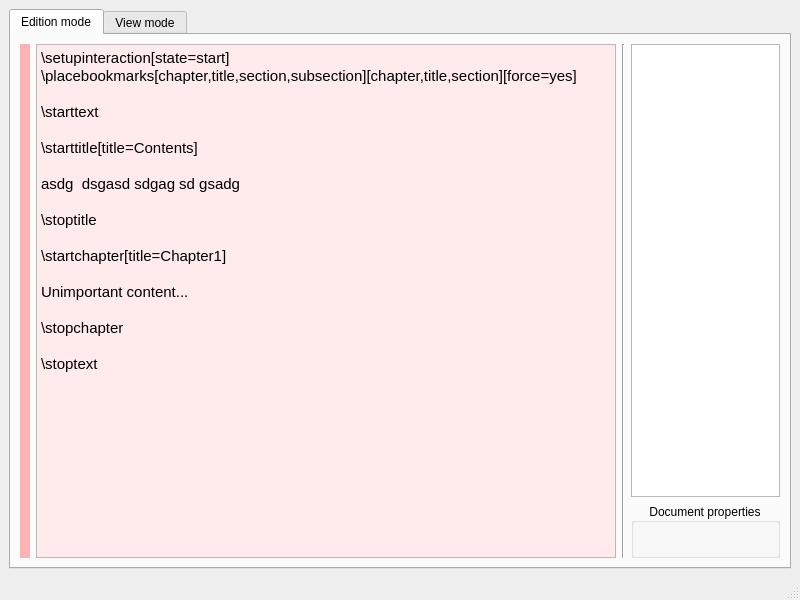
Old version of the form src/frontend/ui/editor.ui in the repository Jonsba/joed.
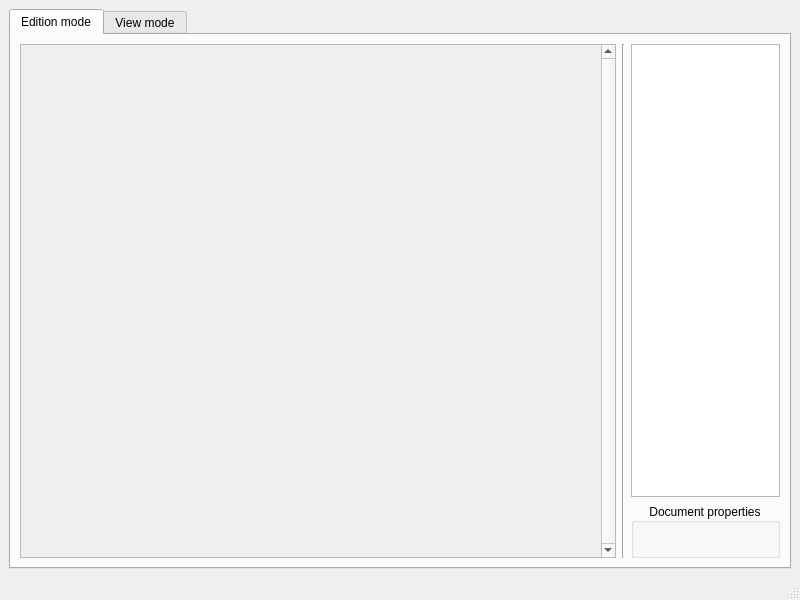
New version of the form.

Commit message:
Read def file to produce the corresponding layout in the UI
Currently only a document with a paragraph was implemented and tested

```diff
--- a/src/frontend/ui/editor.ui
+++ b/src/frontend/ui/editor.ui
@@ -26,165 +26,38 @@
        </attribute>
        <layout class="QHBoxLayout" name="horizontalLayout_13" stretch="4,1,1">
         <item>
-         <layout class="QHBoxLayout" name="horizontalLayout_2">
+         <layout class="QVBoxLayout" name="verticalLayout_4">
           <item>
-           <widget class="QLabel" name="label_5">
-            <property name="minimumSize">
-             <size>
-              <width>10</width>
-              <height>0</height>
-             </size>
+           <widget class="QScrollArea" name="scrollArea">
+            <property name="verticalScrollBarPolicy">
+             <enum>Qt::ScrollBarAlwaysOn</enum>
             </property>
-            <property name="maximumSize">
-             <size>
-              <width>10</width>
-              <height>16777215</height>
-             </size>
+            <property name="horizontalScrollBarPolicy">
+             <enum>Qt::ScrollBarAlwaysOff</enum>
             </property>
-            <property name="palette">
-             <palette>
-              <active>
-               <colorrole role="Base">
-                <brush brushstyle="SolidPattern">
-                 <color alpha="255">
-                  <red>252</red>
-                  <green>252</green>
-                  <blue>252</blue>
-                 </color>
-                </brush>
-               </colorrole>
-               <colorrole role="Window">
-                <brush brushstyle="SolidPattern">
-                 <color alpha="255">
-                  <red>255</red>
-                  <green>178</green>
-                  <blue>178</blue>
-                 </color>
-                </brush>
-               </colorrole>
-              </active>
-              <inactive>
-               <colorrole role="Base">
-                <brush brushstyle="SolidPattern">
-                 <color alpha="255">
-                  <red>252</red>
-                  <green>252</green>
-                  <blue>252</blue>
-                 </color>
-                </brush>
-               </colorrole>
-               <colorrole role="Window">
-                <brush brushstyle="SolidPattern">
-                 <color alpha="255">
-                  <red>255</red>
-                  <green>178</green>
-                  <blue>178</blue>
-                 </color>
-                </brush>
-               </colorrole>
-              </inactive>
-              <disabled>
-               <colorrole role="Base">
-                <brush brushstyle="SolidPattern">
-                 <color alpha="255">
-                  <red>255</red>
-                  <green>178</green>
-                  <blue>178</blue>
-                 </color>
-                </brush>
-               </colorrole>
-               <colorrole role="Window">
-                <brush brushstyle="SolidPattern">
-                 <color alpha="255">
-                  <red>255</red>
-                  <green>178</green>
-                  <blue>178</blue>
-                 </color>
-                </brush>
-               </colorrole>
-              </disabled>
-             </palette>
+            <property name="sizeAdjustPolicy">
+             <enum>QAbstractScrollArea::AdjustToContents</enum>
             </property>
-            <property name="autoFillBackground">
+            <property name="widgetResizable">
              <bool>true</bool>
             </property>
-            <property name="frameShape">
-             <enum>QFrame::NoFrame</enum>
-            </property>
-            <property name="text">
-             <string/>
-            </property>
+            <widget class="QWidget" name="scrollAreaWidgetContents">
+             <property name="geometry">
+              <rect>
+               <x>0</x>
+               <y>0</y>
+               <width>559</width>
+               <height>484</height>
+              </rect>
+             </property>
+             <layout class="QVBoxLayout" name="verticalLayout_2">
+              <item>
+               <layout class="QVBoxLayout" name="Document_Layout"/>
+              </item>
+             </layout>
+            </widget>
            </widget>
           </item>
-          <item>
-           <layout class="QVBoxLayout" name="verticalLayout_2" stretch="5">
-            <item>
-             <widget class="QTextEdit" name="Backend_Code_Block">
-              <property name="palette">
-               <palette>
-                <active>
-                 <colorrole role="Base">
-                  <brush brushstyle="SolidPattern">
-                   <color alpha="255">
-                    <red>255</red>
-                    <green>235</green>
-                    <blue>235</blue>
-                   </color>
-                  </brush>
-                 </colorrole>
-                </active>
-                <inactive>
-                 <colorrole role="Base">
-                  <brush brushstyle="SolidPattern">
-                   <color alpha="255">
-                    <red>255</red>
-                    <green>235</green>
-                    <blue>235</blue>
-                   </color>
-                  </brush>
-                 </colorrole>
-                </inactive>
-                <disabled>
-                 <colorrole role="Base">
-                  <brush brushstyle="SolidPattern">
-                   <color alpha="255">
-                    <red>241</red>
-                    <green>241</green>
-                    <blue>241</blue>
-                   </color>
-                  </brush>
-                 </colorrole>
-                </disabled>
-               </palette>
-              </property>
-              <property name="html">
-               <string>&lt;!DOCTYPE HTML PUBLIC &quot;-//W3C//DTD HTML 4.0//EN&quot; &quot;http://www.w3.org/TR/REC-html40/strict.dtd&quot;&gt;
-&lt;html&gt;&lt;head&gt;&lt;meta name=&quot;qrichtext&quot; content=&quot;1&quot; /&gt;&lt;style type=&quot;text/css&quot;&gt;
-p, li { white-space: pre-wrap; }
-&lt;/style&gt;&lt;/head&gt;&lt;body style=&quot; font-family:'Ubuntu'; font-size:11pt; font-weight:400; font-style:normal;&quot;&gt;
-&lt;p style=&quot; margin-top:0px; margin-bottom:0px; margin-left:0px; margin-right:0px; -qt-block-indent:0; text-indent:0px;&quot;&gt;\setupinteraction[state=start]&lt;/p&gt;
-&lt;p style=&quot; margin-top:0px; margin-bottom:0px; margin-left:0px; margin-right:0px; -qt-block-indent:0; text-indent:0px;&quot;&gt;\placebookmarks[chapter,title,section,subsection][chapter,title,section][force=yes]&lt;/p&gt;
-&lt;p style=&quot;-qt-paragraph-type:empty; margin-top:0px; margin-bottom:0px; margin-left:0px; margin-right:0px; -qt-block-indent:0; text-indent:0px;&quot;&gt;&lt;br /&gt;&lt;/p&gt;
-&lt;p style=&quot; margin-top:0px; margin-bottom:0px; margin-left:0px; margin-right:0px; -qt-block-indent:0; text-indent:0px;&quot;&gt;\starttext&lt;/p&gt;
-&lt;p style=&quot;-qt-paragraph-type:empty; margin-top:0px; margin-bottom:0px; margin-left:0px; margin-right:0px; -qt-block-indent:0; text-indent:0px;&quot;&gt;&lt;br /&gt;&lt;/p&gt;
-&lt;p style=&quot; margin-top:0px; margin-bottom:0px; margin-left:0px; margin-right:0px; -qt-block-indent:0; text-indent:0px;&quot;&gt;\starttitle[title=Contents]&lt;/p&gt;
-&lt;p style=&quot;-qt-paragraph-type:empty; margin-top:0px; margin-bottom:0px; margin-left:0px; margin-right:0px; -qt-block-indent:0; text-indent:0px;&quot;&gt;&lt;br /&gt;&lt;/p&gt;
-&lt;p style=&quot; margin-top:0px; margin-bottom:0px; margin-left:0px; margin-right:0px; -qt-block-indent:0; text-indent:0px;&quot;&gt;asdg  dsgasd sdgag sd gsadg &lt;/p&gt;
-&lt;p style=&quot;-qt-paragraph-type:empty; margin-top:0px; margin-bottom:0px; margin-left:0px; margin-right:0px; -qt-block-indent:0; text-indent:0px;&quot;&gt;&lt;br /&gt;&lt;/p&gt;
-&lt;p style=&quot; margin-top:0px; margin-bottom:0px; margin-left:0px; margin-right:0px; -qt-block-indent:0; text-indent:0px;&quot;&gt;\stoptitle&lt;/p&gt;
-&lt;p style=&quot;-qt-paragraph-type:empty; margin-top:0px; margin-bottom:0px; margin-left:0px; margin-right:0px; -qt-block-indent:0; text-indent:0px;&quot;&gt;&lt;br /&gt;&lt;/p&gt;
-&lt;p style=&quot; margin-top:0px; margin-bottom:0px; margin-left:0px; margin-right:0px; -qt-block-indent:0; text-indent:0px;&quot;&gt;\startchapter[title=Chapter1]&lt;/p&gt;
-&lt;p style=&quot;-qt-paragraph-type:empty; margin-top:0px; margin-bottom:0px; margin-left:0px; margin-right:0px; -qt-block-indent:0; text-indent:0px;&quot;&gt;&lt;br /&gt;&lt;/p&gt;
-&lt;p style=&quot; margin-top:0px; margin-bottom:0px; margin-left:0px; margin-right:0px; -qt-block-indent:0; text-indent:0px;&quot;&gt;Unimportant content...&lt;/p&gt;
-&lt;p style=&quot;-qt-paragraph-type:empty; margin-top:0px; margin-bottom:0px; margin-left:0px; margin-right:0px; -qt-block-indent:0; text-indent:0px;&quot;&gt;&lt;br /&gt;&lt;/p&gt;
-&lt;p style=&quot; margin-top:0px; margin-bottom:0px; margin-left:0px; margin-right:0px; -qt-block-indent:0; text-indent:0px;&quot;&gt;\stopchapter&lt;/p&gt;
-&lt;p style=&quot;-qt-paragraph-type:empty; margin-top:0px; margin-bottom:0px; margin-left:0px; margin-right:0px; -qt-block-indent:0; text-indent:0px;&quot;&gt;&lt;br /&gt;&lt;/p&gt;
-&lt;p style=&quot; margin-top:0px; margin-bottom:0px; margin-left:0px; margin-right:0px; -qt-block-indent:0; text-indent:0px;&quot;&gt;\stoptext&lt;/p&gt;&lt;/body&gt;&lt;/html&gt;</string>
-              </property>
-             </widget>
-            </item>
-           </layout>
-          </item>
          </layout>
         </item>
         <item>
```
The commit also changes 30 other files.
